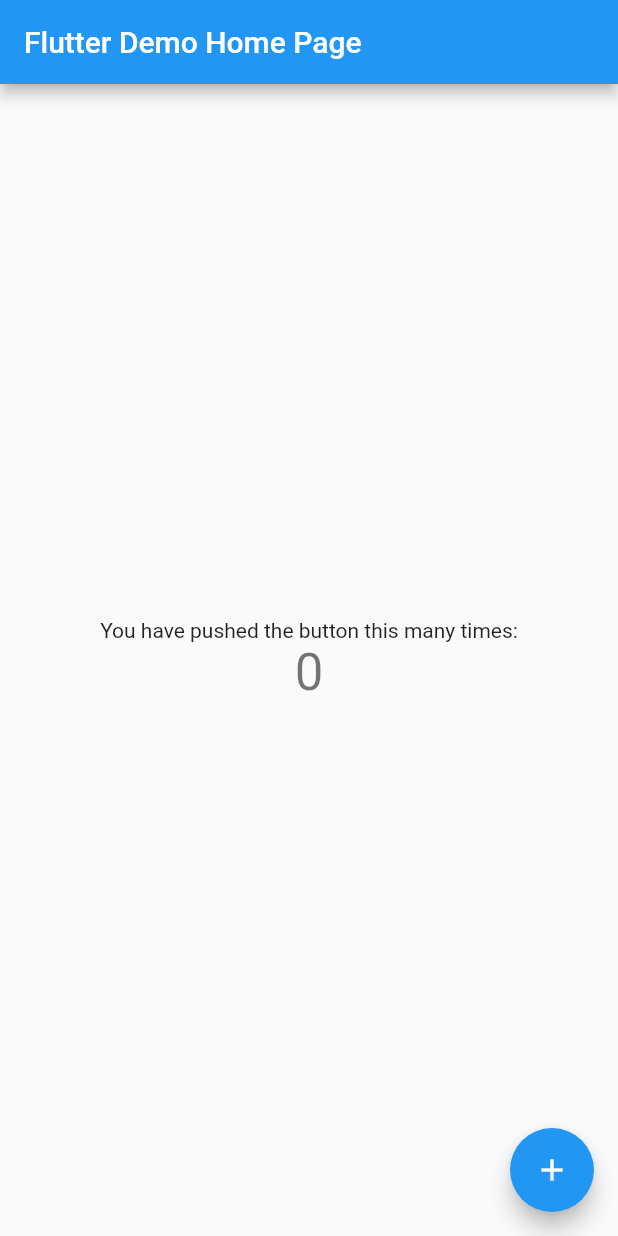
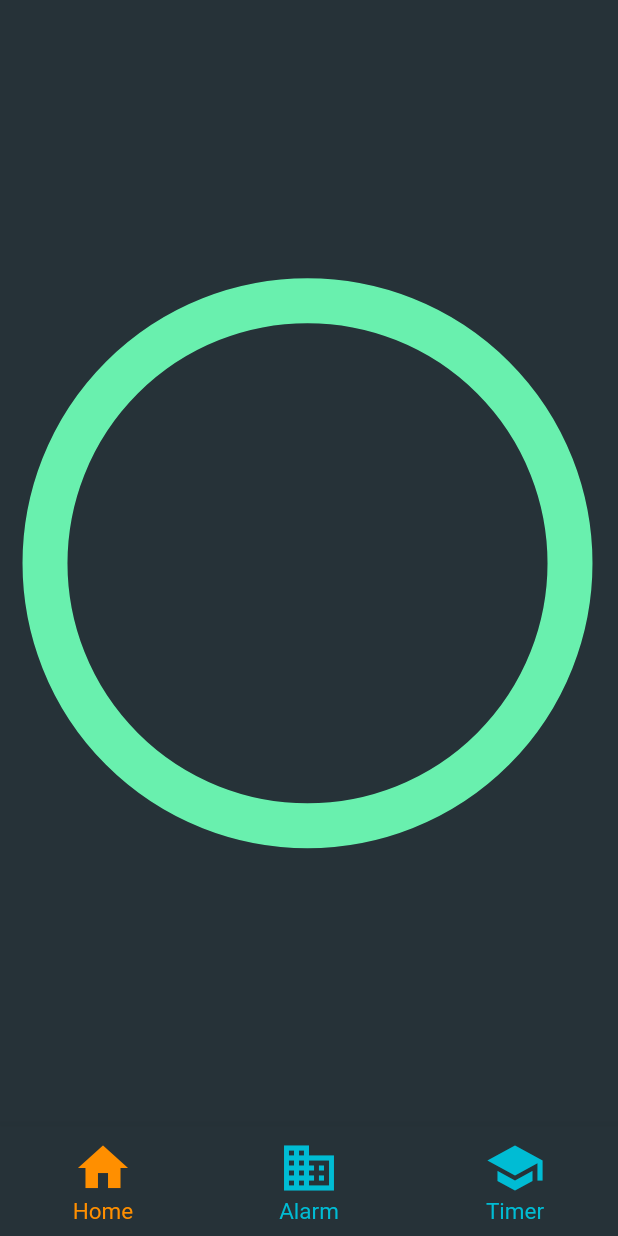
Before and after one commit to PoonwannadoCoding/Planner-app, a Flutter app: the screen it shows after launch, on a phone screen of 412 x 824 dp. Run offline on Flutter 3.47's test engine with Material 2 defaults, Android fonts, the phone set to English and light mode, and no system bars; drawn by our look-alikes of simple_circular_progress_bar; our stand-ins replace calendar_timeline.

Commit message:
create home page

```diff
--- a/lib/main.dart
+++ b/lib/main.dart
@@ -1,115 +1,122 @@
+import 'package:calendar_timeline/calendar_timeline.dart';
 import 'package:flutter/material.dart';
+import 'package:flutter/services.dart';
+import 'package:simple_circular_progress_bar/simple_circular_progress_bar.dart';
 
-void main() {
-  runApp(const MyApp());
-}
+void main() => runApp(const MyApp());
 
 class MyApp extends StatelessWidget {
-  const MyApp({super.key});
+  const MyApp({Key? key}) : super(key: key);
 
-  // This widget is the root of your application.
   @override
   Widget build(BuildContext context) {
+    SystemChrome.setSystemUIOverlayStyle(SystemUiOverlayStyle.light);
     return MaterialApp(
+      debugShowCheckedModeBanner: false,
       title: 'Flutter Demo',
       theme: ThemeData(
-        // This is the theme of your application.
-        //
-        // Try running your application with "flutter run". You'll see the
-        // application has a blue toolbar. Then, without quitting the app, try
-        // changing the primarySwatch below to Colors.green and then invoke
-        // "hot reload" (press "r" in the console where you ran "flutter run",
-        // or simply save your changes to "hot reload" in a Flutter IDE).
-        // Notice that the counter didn't reset back to zero; the application
-        // is not restarted.
         primarySwatch: Colors.blue,
       ),
-      home: const MyHomePage(title: 'Flutter Demo Home Page'),
+      home: const HomePage(),
     );
   }
 }
 
-class MyHomePage extends StatefulWidget {
-  const MyHomePage({super.key, required this.title});
-
-  // This widget is the home page of your application. It is stateful, meaning
-  // that it has a State object (defined below) that contains fields that affect
-  // how it looks.
-
-  // This class is the configuration for the state. It holds the values (in this
-  // case the title) provided by the parent (in this case the App widget) and
-  // used by the build method of the State. Fields in a Widget subclass are
-  // always marked "final".
-
-  final String title;
+class HomePage extends StatefulWidget {
+  const HomePage({Key? key}) : super(key: key);
 
   @override
-  State<MyHomePage> createState() => _MyHomePageState();
+  State<HomePage> createState() => _HomePageState();
 }
 
-class _MyHomePageState extends State<MyHomePage> {
-  int _counter = 0;
 
-  void _incrementCounter() {
+class _HomePageState extends State<HomePage> {
+  int _selectedIndex = 0;
+
+  static const TextStyle optionStyle =
+  TextStyle(fontSize: 30, fontWeight: FontWeight.bold);
+  static const List<Widget> _widgetOptions = <Widget>[
+    Text(
+      'Index 0: Home',
+      style: optionStyle,
+    ),
+    Text(
+      'Index 1: Alarm',
+      style: optionStyle,
+    ),
+    Text(
+      'Index 2: Timer',
+      style: optionStyle,
+    ),
+  ];
+
+  void _onItemTapped(int index) {
     setState(() {
-      // This call to setState tells the Flutter framework that something has
-      // changed in this State, which causes it to rerun the build method below
-      // so that the display can reflect the updated values. If we changed
-      // _counter without calling setState(), then the build method would not be
-      // called again, and so nothing would appear to happen.
-      _counter++;
+      _selectedIndex = index;
     });
   }
 
   @override
   Widget build(BuildContext context) {
-    // This method is rerun every time setState is called, for instance as done
-    // by the _incrementCounter method above.
-    //
-    // The Flutter framework has been optimized to make rerunning build methods
-    // fast, so that you can just rebuild anything that needs updating rather
-    // than having to individually change instances of widgets.
+    const double size_of_icon = 40;
+    final now = DateTime.now();
+
     return Scaffold(
-      appBar: AppBar(
-        // Here we take the value from the MyHomePage object that was created by
-        // the App.build method, and use it to set our appbar title.
-        title: Text(widget.title),
+      backgroundColor: Colors.blueGrey[900],
+
+      body: Column(
+        mainAxisAlignment: MainAxisAlignment.center,
+
+        children: [
+          Container(
+            margin: const EdgeInsets.only(left: 30),
+            child:
+            SimpleCircularProgressBar(
+              progressStrokeWidth: 30,
+              backStrokeWidth: 30,
+              size: 350,
+              mergeMode: true,
+              animationDuration: 30,
+            ),
+          ),
+        ],
       ),
-      body: Center(
-        // Center is a layout widget. It takes a single child and positions it
-        // in the middle of the parent.
-        child: Column(
-          // Column is also a layout widget. It takes a list of children and
-          // arranges them vertically. By default, it sizes itself to fit its
-          // children horizontally, and tries to be as tall as its parent.
-          //
-          // Invoke "debug painting" (press "p" in the console, choose the
-          // "Toggle Debug Paint" action from the Flutter Inspector in Android
-          // Studio, or the "Toggle Debug Paint" command in Visual Studio Code)
-          // to see the wireframe for each widget.
-          //
-          // Column has various properties to control how it sizes itself and
-          // how it positions its children. Here we use mainAxisAlignment to
-          // center the children vertically; the main axis here is the vertical
-          // axis because Columns are vertical (the cross axis would be
-          // horizontal).
-          mainAxisAlignment: MainAxisAlignment.center,
-          children: <Widget>[
-            const Text(
-              'You have pushed the button this many times:',
+
+      bottomNavigationBar: BottomNavigationBar(
+        backgroundColor: Colors.blueGrey[900],
+        items: const <BottomNavigationBarItem>[
+          BottomNavigationBarItem(
+            icon: Icon(
+                Icons.home,
+              size: size_of_icon,
             ),
-            Text(
-              '$_counter',
-              style: Theme.of(context).textTheme.headline4,
+            label: 'Home'
+
+          ),
+          BottomNavigationBarItem(
+            icon: Icon(
+              Icons.business,
+              size: size_of_icon,
             ),
-          ],
-        ),
+            label: 'Alarm',
+          ),
+          BottomNavigationBarItem(
+            icon: Icon(
+                Icons.school,
+              size: size_of_icon,
+            ),
+            label: 'Timer',
+
+          ),
+        ],
+        currentIndex: _selectedIndex,
+        unselectedItemColor: Colors.cyan,
+        selectedItemColor: Colors.amber[800],
+
+        selectedFontSize: 15,
+        unselectedFontSize: 15,
+        onTap: _onItemTapped,
       ),
-      floatingActionButton: FloatingActionButton(
-        onPressed: _incrementCounter,
-        tooltip: 'Increment',
-        child: const Icon(Icons.add),
-      ), // This trailing comma makes auto-formatting nicer for build methods.
     );
   }
 }
```
Also changed, not shown: pubspec.yaml (+3 -45 lines), pubspec.lock.
